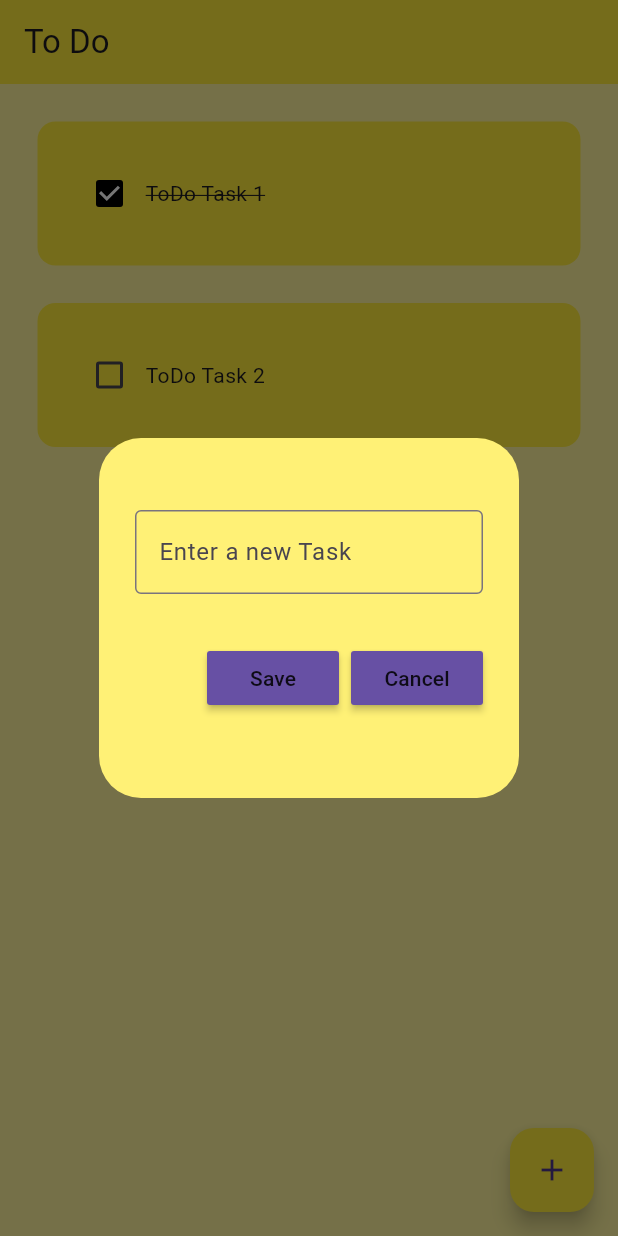
After one commit to avi-kr/flutter_todo, a Flutter app: the screen it shows after launch, after a tap on the "add" icon, on a phone screen of 412 x 824 dp. The commit adds this screen. Run offline on Flutter 3.47's test engine with Material 3 defaults, Android fonts, the phone set to English and light mode, and no system bars.

Commit message:
Add Todo task created
Signed-off-by: Abhishek Kumar <avi.kr16@gmail.com>

```diff
--- a/lib/home_page.dart
+++ b/lib/home_page.dart
@@ -1,4 +1,5 @@
 import 'package:flutter/material.dart';
+import 'package:todo/util/dialog_box.dart';
 import 'package:todo/util/todo_tile.dart';
 
 class HomePage extends StatefulWidget {
@@ -9,6 +10,8 @@ class HomePage extends StatefulWidget {
 }
 
 class _HomePageState extends State<HomePage> {
+  final _controller = TextEditingController();
+
   List toDoList = [
     ["ToDo Task 1", true],
     ["ToDo Task 2", false],
@@ -20,6 +23,27 @@ class _HomePageState extends State<HomePage> {
     });
   }
 
+  void saveNewTask() {
+    setState(() {
+      toDoList.add([_controller.text, false]);
+      _controller.clear();
+    });
+    Navigator.of(context).pop();
+  }
+
+  void createNewTask() {
+    showDialog(
+      context: context,
+      builder: (context) {
+        return DialogBox(
+          controller: _controller,
+          onSave: saveNewTask,
+          onCancel: Navigator.of(context).pop,
+        );
+      },
+    );
+  }
+
   @override
   Widget build(BuildContext context) {
     return Scaffold(
@@ -27,6 +51,11 @@ class _HomePageState extends State<HomePage> {
       appBar: AppBar(
         title: Text("To Do"),
         elevation: 0,
+      ),
+      floatingActionButton: FloatingActionButton(
+        onPressed: createNewTask,
+        backgroundColor: Colors.yellow,
+        child: Icon(Icons.add),
       ),
       body: ListView.builder(
         itemCount: toDoList.length,
--- /dev/null
+++ b/lib/util/dialog_box.dart
@@ -0,0 +1,47 @@
+import 'package:flutter/material.dart';
+import 'package:todo/util/my_button.dart';
+
+class DialogBox extends StatelessWidget {
+  final controller;
+  final VoidCallback onSave;
+  final VoidCallback onCancel;
+
+  DialogBox({
+    super.key,
+    required this.controller,
+    required this.onSave,
+    required this.onCancel,
+  });
+
+  @override
+  Widget build(BuildContext context) {
+    return AlertDialog(
+      backgroundColor: Colors.yellow[300],
+      content: Container(
+        height: 200,
+        child: Column(
+          mainAxisAlignment: MainAxisAlignment.spaceEvenly,
+          children: [
+            TextField(
+              controller: controller,
+              decoration: const InputDecoration(
+                border: OutlineInputBorder(),
+                hintText: "Enter a new Task",
+              ),
+            ),
+            Row(
+              mainAxisAlignment: MainAxisAlignment.end,
+              children: [
+                MyButton(text: "Save", onPressed: onSave),
+                const SizedBox(
+                  width: 8,
+                ),
+                MyButton(text: "Cancel", onPressed: onCancel),
+              ],
+            )
+          ],
+        ),
+      ),
+    );
+  }
+}
--- /dev/null
+++ b/lib/util/my_button.dart
@@ -0,0 +1,17 @@
+import 'package:flutter/material.dart';
+
+class MyButton extends StatelessWidget {
+  final String text;
+  VoidCallback onPressed;
+
+  MyButton({super.key, required this.text, required this.onPressed});
+
+  @override
+  Widget build(BuildContext context) {
+    return MaterialButton(
+      onPressed: onPressed,
+      color: Theme.of(context).primaryColor,
+      child: Text(text),
+    );
+  }
+}
```
